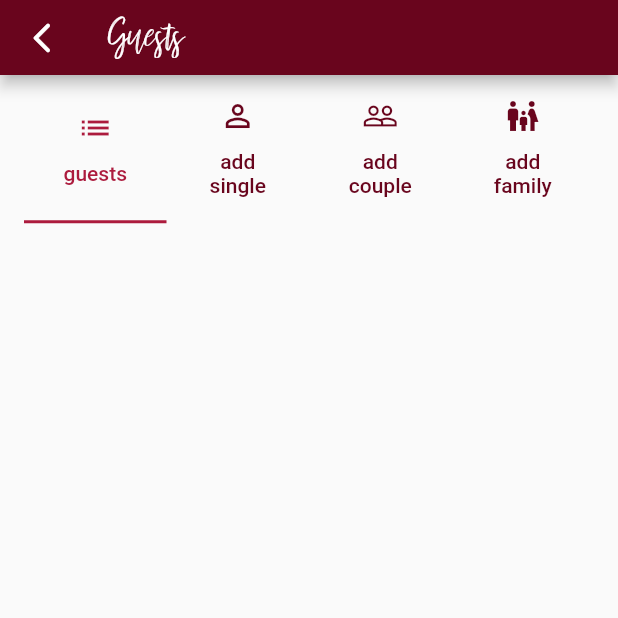
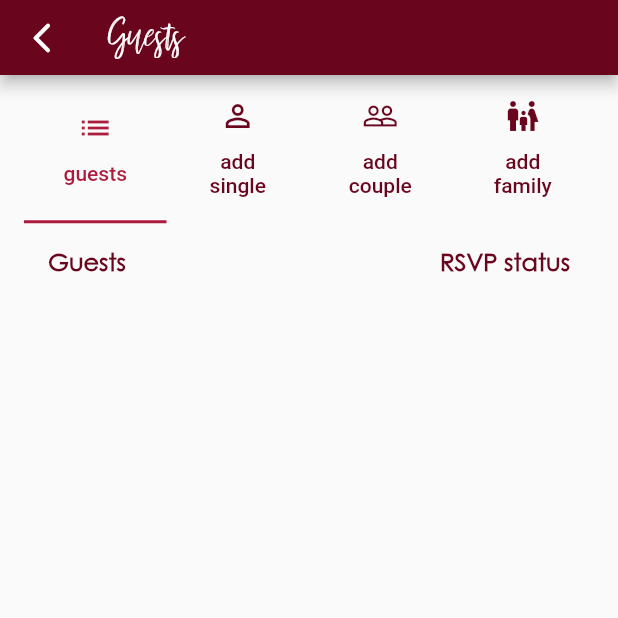
Before and after one commit to JAnokhina/wedding_planner, a Flutter app: the GuestsPage screen opened by its route, on a phone screen of 412 x 824 dp, the top half of it. Run offline on Flutter 3.47's test engine with Material 2 defaults, Android fonts, the phone set to English and light mode, and no system bars; our stand-ins replace cloud_firestore, firebase_auth, firebase_core, flutter_form_builder, flutter_rating_bar, flutter_svg and 8 more; missing offline and left inert: mailer, map_launcher; accounts and stored records are empty.

Commit message:
guests rsvp updating. added google sign in- doesnt work

```diff
--- /dev/null
+++ b/lib/firebase_services/google_auth_service.dart
@@ -0,0 +1,14 @@
+import 'package:google_sign_in/google_sign_in.dart';
+
+class GoogleAuthApi {
+  static final _googleSignIn =
+      GoogleSignIn(scopes: ['https://mail.google.com/']);
+
+  static Future<GoogleSignInAccount?> signIn() async {
+    if (await _googleSignIn.isSignedIn()) {
+      return _googleSignIn.currentUser;
+    } else {
+      return await _googleSignIn.signIn();
+    }
+  }
+}
--- a/lib/screens/guests/guests.dart
+++ b/lib/screens/guests/guests.dart
@@ -3,6 +3,7 @@ import 'package:flutter_form_builder/flutter_form_builder.dart';
 import 'package:flutter_switch/flutter_switch.dart';
 import 'package:provider/provider.dart';
 import 'package:wedding_planner/firebase_models/guest_model.dart';
+import 'package:wedding_planner/firebase_services/guest_service.dart';
 import 'package:wedding_planner/firebase_state_management/guest_state.dart';
 import 'package:wedding_planner/main.dart';
 import 'package:wedding_planner/themes.dart';
@@ -99,6 +100,17 @@ class _GuestsPageState extends State<GuestsPage> {
           ),
         ),
       ),
+      // bottomSheet: InkWell(
+      //   onTap: () async {
+      //     await GuestService().sendEmails();
+      //   },
+      //   child: Container(
+      //     width: displayWidth(context),
+      //     height: 60,
+      //     color: Colors.lightBlueAccent,
+      //     child: Text('Send emails'),
+      //   ),
+      // ),
       extendBody: true,
       // bottomNavigationBar: const BottomNavBar(currentIndex: 2),
     );
@@ -139,9 +151,28 @@ class _GuestsPageState extends State<GuestsPage> {
       // for (var guest in guests) ...[
       //   guestWidget(name: guest.name, rsvpStatus: guest.rsvpStatus)
       // ]
+      Row(
+        mainAxisSize: MainAxisSize.max,
+        mainAxisAlignment: MainAxisAlignment.spaceBetween,
+        children: const [
+          Text(
+            'Guests',
+            style: TextStyle(
+                fontSize: 16,
+                color: AppColours.primary,
+                fontWeight: FontWeight.bold),
+          ),
+          Text(
+            'RSVP status',
+            style: TextStyle(
+                fontSize: 16,
+                fontWeight: FontWeight.bold,
+                color: AppColours.primary),
+          )
+        ],
+      ),
       for (var guestGroup in guests) ...[
         for (var guest in guestGroup.guestList) ...[
-          Text('guest Id:: ${guest.id}'),
           guestWidget(
               name: guest.name,
               rsvpStatus: guest.rsvpStatus,
--- a/pubspec.yaml
+++ b/pubspec.yaml
@@ -49,9 +49,11 @@ dependencies:
   geocoding: ^2.0.5
   geolocator: ^9.0.2
   google_maps_flutter: ^2.2.1
+  google_sign_in: ^5.4.2
   go_router: ^4.1.0
   http: ^0.13.5
   intl: ^0.17.0
+  mailer: ^5.2.0
   map_launcher: ^2.4.0
   provider: ^6.0.3
   settings_ui: ^2.0.2
```
Also changed, not shown: lib/firebase_services/guest_service.dart (+57 -0 lines), 3 other files.
